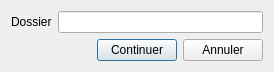
Above: src/utils/empty-dirs-fix/empty-dirs-fix-1.ui from Bionus/imgbrd-grabber before the change. Below: the same form after it.
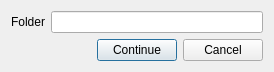
That is the form after the change. Icons and pictures are not drawn.

Commit message: English in EmptyDirsFix

Patch:
```diff
--- a/src/utils/empty-dirs-fix/empty-dirs-fix-1.ui
+++ b/src/utils/empty-dirs-fix/empty-dirs-fix-1.ui
@@ -21,7 +21,7 @@
    <item row="0" column="0">
     <widget class="QLabel" name="label">
      <property name="text">
-      <string>Dossier</string>
+      <string>Folder</string>
      </property>
     </widget>
    </item>
@@ -46,14 +46,14 @@
      <item>
       <widget class="QPushButton" name="buttonContinue">
        <property name="text">
-        <string>Continuer</string>
+        <string>Continue</string>
        </property>
       </widget>
      </item>
      <item>
       <widget class="QPushButton" name="buttonCancel">
        <property name="text">
-        <string>Annuler</string>
+        <string>Cancel</string>
        </property>
       </widget>
      </item>
```
Left out of the diff: 41 changed lines with no effect on the pictures. The commit also changes 2 other files.
